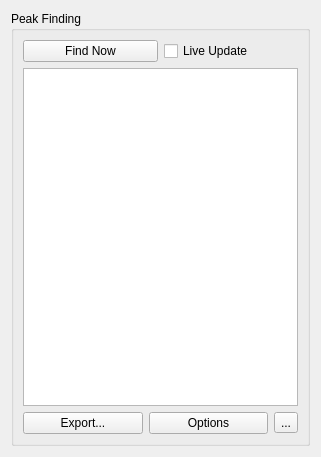
Old version of the form peakfindwidget.ui in the repository kncrabtree/blackchirp.
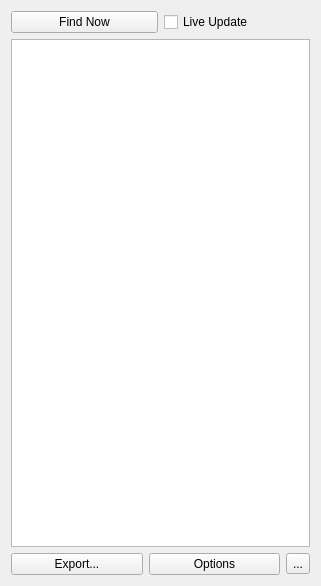
New version of the form. Icons and pictures are not drawn.

Commit message: Re-enable peak finding

The edit to the form file:
```diff
--- a/peakfindwidget.ui
+++ b/peakfindwidget.ui
@@ -7,7 +7,7 @@
     <x>0</x>
     <y>0</y>
     <width>321</width>
-    <height>457</height>
+    <height>586</height>
    </rect>
   </property>
   <property name="windowTitle">
@@ -15,12 +15,6 @@
   </property>
   <layout class="QVBoxLayout" name="verticalLayout">
    <item>
-    <widget class="QGroupBox" name="groupBox">
-     <property name="title">
-      <string>Peak Finding</string>
-     </property>
-     <layout class="QVBoxLayout" name="verticalLayout_2">
-      <item>
        <layout class="QHBoxLayout" name="horizontalLayout">
         <item>
          <widget class="QPushButton" name="findButton">
@@ -88,9 +82,6 @@
          </widget>
         </item>
        </layout>
-      </item>
-     </layout>
-    </widget>
    </item>
   </layout>
  </widget>
```
Left out of the diff: 2 changed lines with no effect on the pictures. Lines whose indentation alone changed are shown as unchanged. The commit also changes 13 other files.
